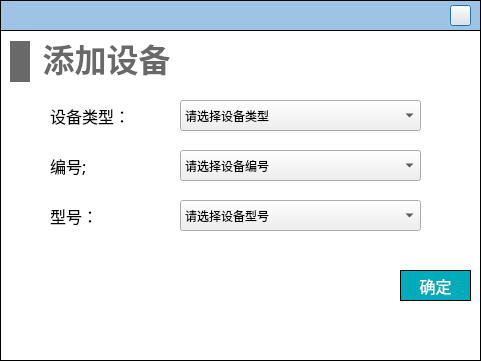
First picture: the form in NoiseCalSoft/roomDefineForm/dialog_add_system.ui, repository haobana/NoiCal, before the edit.
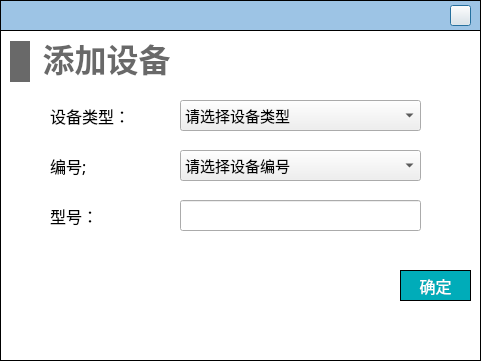
Second picture: the form after the edit. Icons and pictures are not drawn.

```diff
--- a/NoiseCalSoft/roomDefineForm/dialog_add_system.ui
+++ b/NoiseCalSoft/roomDefineForm/dialog_add_system.ui
@@ -287,6 +287,12 @@
        <height>31</height>
       </rect>
      </property>
+     <property name="font">
+      <font>
+       <family>黑体</family>
+       <pointsize>11</pointsize>
+      </font>
+     </property>
      <item>
       <property name="text">
        <string>请选择设备类型</string>
@@ -317,13 +323,25 @@
        <height>31</height>
       </rect>
      </property>
+     <property name="font">
+      <font>
+       <family>黑体</family>
+       <pointsize>11</pointsize>
+      </font>
+     </property>
+     <property name="currentText">
+      <string>请选择设备编号</string>
+     </property>
+     <property name="currentIndex">
+      <number>0</number>
+     </property>
      <item>
       <property name="text">
        <string>请选择设备编号</string>
       </property>
      </item>
     </widget>
-    <widget class="QComboBox" name="comboBox_xh">
+    <widget class="QLineEdit" name="lineEdit_model">
      <property name="geometry">
       <rect>
        <x>140</x>
@@ -332,11 +350,15 @@
        <height>31</height>
       </rect>
      </property>
-     <item>
-      <property name="text">
-       <string>请选择设备型号</string>
-      </property>
-     </item>
+     <property name="font">
+      <font>
+       <family>黑体</family>
+       <pointsize>11</pointsize>
+      </font>
+     </property>
+     <property name="readOnly">
+      <bool>true</bool>
+     </property>
     </widget>
    </widget>
   </widget>
```
Left out of the diff: 5 changed lines with no effect on the pictures.
